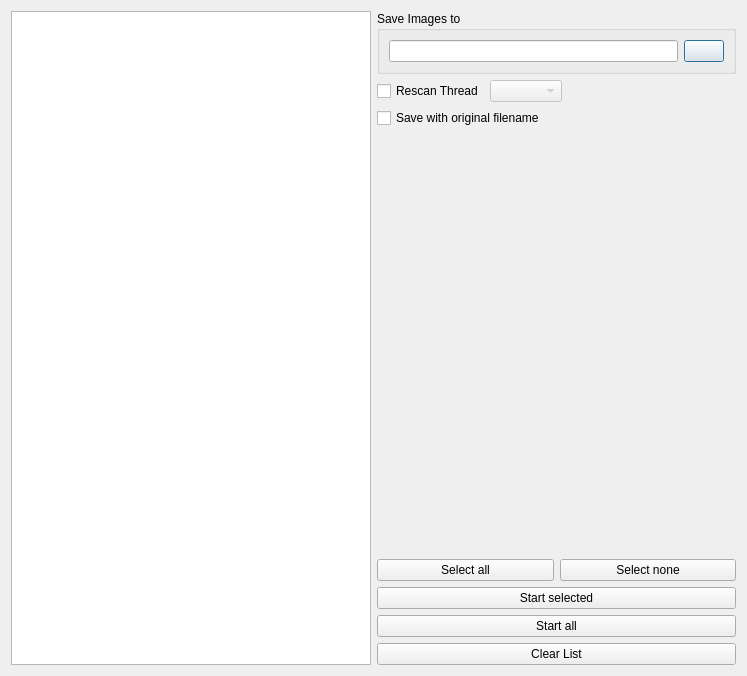
Old version of the form uithreadadder.ui in the repository chrisdevchroma/fourchan-dl.
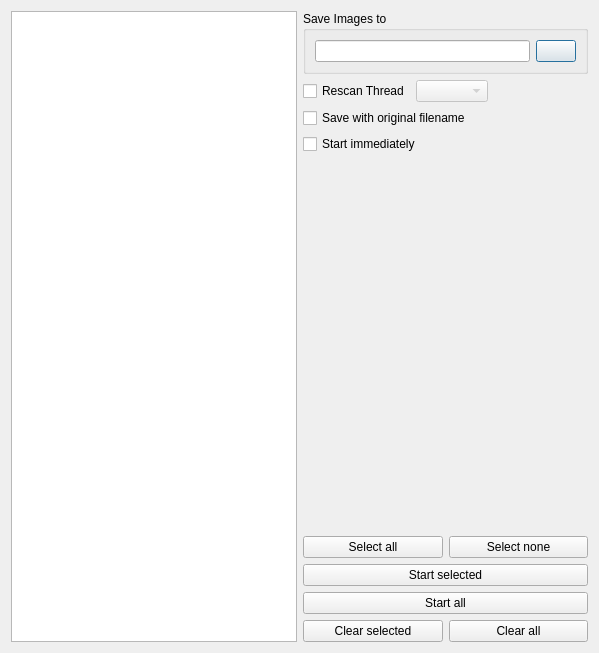
New version of the form. Icons and pictures are not drawn.

What changed in the file:
```diff
--- a/uithreadadder.ui
+++ b/uithreadadder.ui
@@ -6,15 +6,15 @@
    <rect>
     <x>0</x>
     <y>0</y>
-    <width>747</width>
-    <height>676</height>
+    <width>599</width>
+    <height>653</height>
    </rect>
   </property>
   <property name="windowTitle">
    <string>Form</string>
   </property>
   <layout class="QGridLayout" name="gridLayout_2">
-   <item row="0" column="0" rowspan="8">
+   <item row="0" column="0" rowspan="9">
     <widget class="QListWidget" name="listWidget">
      <property name="sizePolicy">
       <sizepolicy hsizetype="MinimumExpanding" vsizetype="Expanding">
@@ -95,7 +95,7 @@
      </property>
     </widget>
    </item>
-   <item row="3" column="1">
+   <item row="4" column="1">
     <spacer name="verticalSpacer">
      <property name="orientation">
       <enum>Qt::Vertical</enum>
@@ -108,7 +108,7 @@
      </property>
     </spacer>
    </item>
-   <item row="4" column="1">
+   <item row="5" column="1">
     <layout class="QHBoxLayout" name="horizontalLayout">
      <item>
       <widget class="QPushButton" name="btnSelectAll">
@@ -126,7 +126,7 @@
      </item>
     </layout>
    </item>
-   <item row="5" column="1">
+   <item row="6" column="1">
     <widget class="QPushButton" name="btnStartSelected">
      <property name="text">
       <string>Start selected</string>
@@ -137,7 +137,7 @@
      </property>
     </widget>
    </item>
-   <item row="6" column="1">
+   <item row="7" column="1">
     <widget class="QPushButton" name="btnStartAll">
      <property name="text">
       <string>Start all</string>
@@ -148,14 +148,36 @@
      </property>
     </widget>
    </item>
-   <item row="7" column="1">
-    <widget class="QPushButton" name="btnClearList">
+   <item row="8" column="1">
+    <layout class="QHBoxLayout" name="horizontalLayout_3">
+     <item>
+      <widget class="QPushButton" name="btClearSelected">
+       <property name="text">
+        <string>Clear selected</string>
+       </property>
+       <property name="icon">
+        <iconset resource="resources.qrc">
+         <normaloff>:/icons/resources/close.png</normaloff>:/icons/resources/close.png</iconset>
+       </property>
+      </widget>
+     </item>
+     <item>
+      <widget class="QPushButton" name="btnClearList">
+       <property name="text">
+        <string>Clear all</string>
+       </property>
+       <property name="icon">
+        <iconset resource="resources.qrc">
+         <normaloff>:/icons/resources/no.png</normaloff>:/icons/resources/no.png</iconset>
+       </property>
+      </widget>
+     </item>
+    </layout>
+   </item>
+   <item row="3" column="1">
+    <widget class="QCheckBox" name="cbStartImmediately">
      <property name="text">
-      <string>Clear List</string>
-     </property>
-     <property name="icon">
-      <iconset resource="resources.qrc">
-       <normaloff>:/icons/resources/no.png</normaloff>:/icons/resources/no.png</iconset>
+      <string>Start immediately</string>
      </property>
     </widget>
    </item>
```
Left out of the diff: 92 changed lines with no effect on the pictures.
